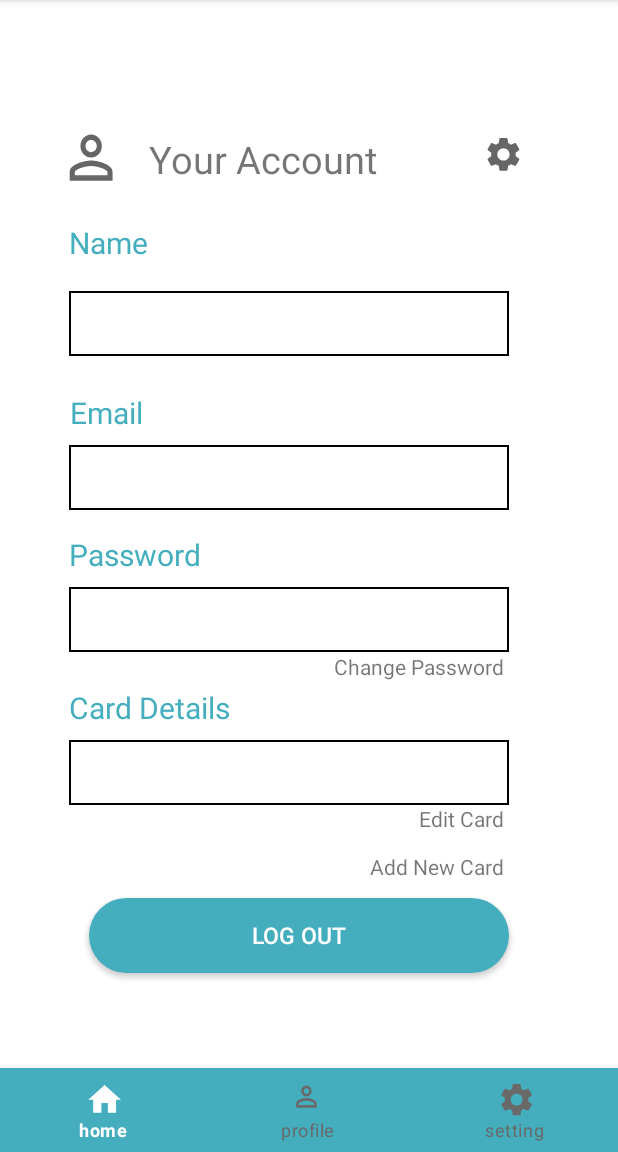
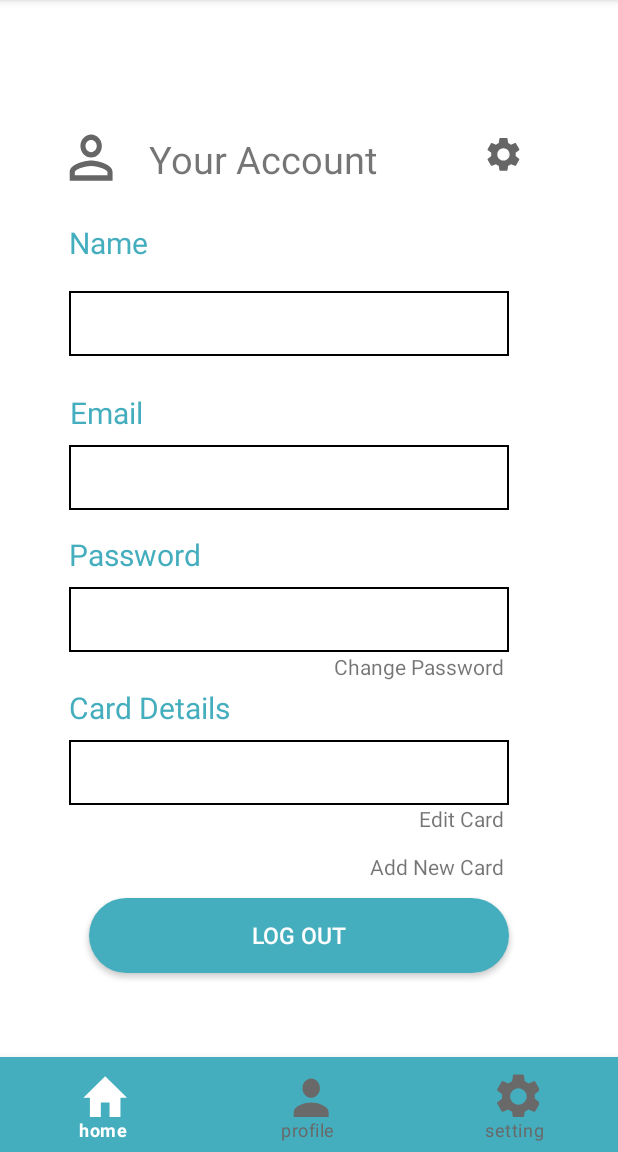
Before and after one commit to dosodrac/splitsy_project2021, an Android app: the Account screen opened directly, with no data from a screen before it, on a phone screen of 412 x 824 dp, the part 84-1236 px from its top. Run offline under Robolectric (Android 15) with nearby library versions, the phone set to English and light mode, and no system bars.

Commit message:
bottom nav icon size changed

```diff
--- a/app/src/main/res/layout/activity_account.xml
+++ b/app/src/main/res/layout/activity_account.xml
@@ -229,7 +229,8 @@
                 android:background="@color/logoGreen"
                 app:itemIconTint="@color/nav_item_colors"
                 app:itemTextColor="@color/nav_item_colors"
-                app:menu="@menu/menu_items" />
+                app:menu="@menu/menu_items"
+                app:itemIconSize="32dp"/>
         </FrameLayout>
 
 
--- a/app/src/main/res/menu/menu_items.xml
+++ b/app/src/main/res/menu/menu_items.xml
@@ -6,15 +6,19 @@
 
     <item
         android:id="@+id/nav_home"
-        android:icon="@drawable/ic_home"
+        android:icon="@drawable/ic_home1"
+
         android:title="home" />
     <item
         android:id="@+id/nav_profile"
-        android:icon="@drawable/ic_profile"
-        android:title="profile" />
+        android:icon="@drawable/ic_person72"
+        android:title="profile"
+
+        />
     <item
         android:id="@+id/nav_setting"
-        android:icon="@drawable/ic_setting"
+        android:icon="@drawable/ic_setting144"
+
         android:title="setting" />
 
 </menu>
```
Also changed, not shown: app/src/main/res/values/dimens.xml (added, +20 -0 lines).
